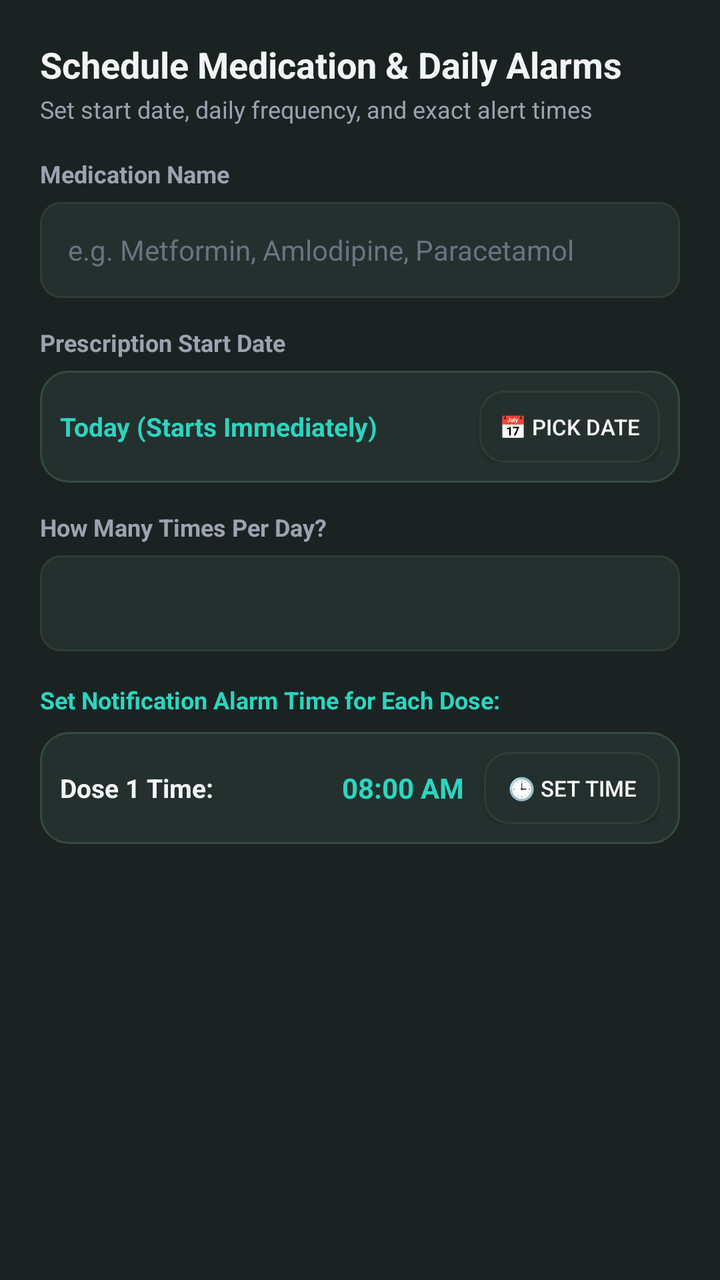
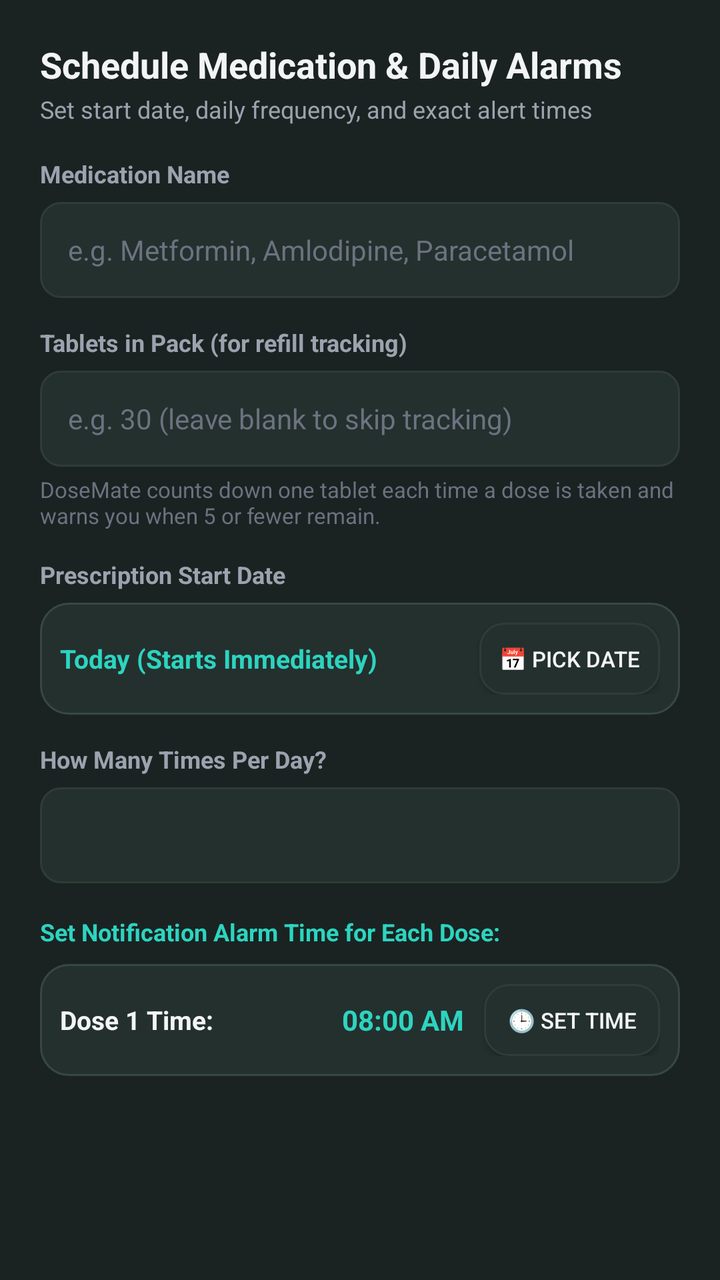

The first picture is an Android layout as it rendered before a commit; the second is the same layout after the commit. The layout source and the unified diff follow.
<!-- AndroidManifest.xml: application theme Theme.MyApplication -->
<!-- res/layout/dialog_add_medication.xml -->
<?xml version="1.0" encoding="utf-8"?>
<ScrollView xmlns:android="http://schemas.android.com/apk/res/android"
    android:layout_width="match_parent"
    android:layout_height="wrap_content"
    android:background="@color/dark_surface">

    <LinearLayout
        android:layout_width="match_parent"
        android:layout_height="wrap_content"
        android:orientation="vertical"
        android:padding="20dp">

        <TextView
            android:layout_width="wrap_content"
            android:layout_height="wrap_content"
            android:text="Schedule Medication &amp; Daily Alarms"
            android:textSize="18sp"
            android:textStyle="bold"
            android:textColor="@color/text_primary" />

        <TextView
            android:layout_width="wrap_content"
            android:layout_height="wrap_content"
            android:layout_marginTop="2dp"
            android:text="Set start date, daily frequency, and exact alert times"
            android:textSize="12sp"
            android:textColor="@color/text_secondary" />

        
        <TextView
            android:layout_width="wrap_content"
            android:layout_height="wrap_content"
            android:layout_marginTop="16dp"
            android:text="Medication Name"
            android:textSize="12sp"
            android:textStyle="bold"
            android:textColor="@color/text_secondary" />

        <EditText
            android:id="@+id/et_dialog_med_name"
            android:layout_width="match_parent"
            android:layout_height="48dp"
            android:layout_marginTop="6dp"
            android:hint="e.g. Metformin, Amlodipine, Paracetamol"
            android:paddingHorizontal="14dp"
            android:textColor="@color/text_primary"
            android:textColorHint="@color/text_muted"
            android:textSize="14sp"
            android:background="@drawable/bg_edit_text" />

        
        <TextView
            android:layout_width="wrap_content"
            android:layout_height="wrap_content"
            android:layout_marginTop="14dp"
            android:text="Prescription Start Date"
            android:textSize="12sp"
            android:textStyle="bold"
            android:textColor="@color/text_secondary" />

        <LinearLayout
            android:layout_width="match_parent"
            android:layout_height="wrap_content"
            android:layout_marginTop="6dp"
            android:gravity="center_vertical"
            android:orientation="horizontal"
            android:background="@drawable/bg_card_elevated"
            android:padding="10dp">

            <TextView
                android:id="@+id/tv_dialog_start_date_val"
                android:layout_width="0dp"
                android:layout_height="wrap_content"
                android:layout_weight="1"
                android:text="Today (Starts Immediately)"
                android:textColor="@color/teal_accent"
                android:textSize="13sp"
                android:textStyle="bold" />

            <Button
                android:id="@+id/btn_dialog_pick_start_date"
                android:layout_width="wrap_content"
                android:layout_height="36dp"
                android:background="@drawable/bg_button_secondary"
                android:paddingHorizontal="10dp"
                android:text="📅 Pick Date"
                android:textColor="@color/text_primary"
                android:textSize="11sp" />
        </LinearLayout>

        
        <TextView
            android:layout_width="wrap_content"
            android:layout_height="wrap_content"
            android:layout_marginTop="14dp"
            android:text="How Many Times Per Day?"
            android:textSize="12sp"
            android:textStyle="bold"
            android:textColor="@color/text_secondary" />

        <Spinner
            android:id="@+id/spinner_dialog_frequency"
            android:layout_width="match_parent"
            android:layout_height="48dp"
            android:layout_marginTop="6dp"
            android:paddingHorizontal="12dp"
            android:background="@drawable/bg_edit_text" />

        
        <TextView
            android:layout_width="wrap_content"
            android:layout_height="wrap_content"
            android:layout_marginTop="16dp"
            android:text="Set Notification Alarm Time for Each Dose:"
            android:textSize="12sp"
            android:textStyle="bold"
            android:textColor="@color/teal_accent" />

        
        <LinearLayout
            android:id="@+id/layout_time_row_1"
            android:layout_width="match_parent"
            android:layout_height="wrap_content"
            android:layout_marginTop="8dp"
            android:gravity="center_vertical"
            android:orientation="horizontal"
            android:background="@drawable/bg_card_elevated"
            android:padding="10dp">

            <TextView
                android:id="@+id/tv_label_dose_1"
                android:layout_width="0dp"
                android:layout_height="wrap_content"
                android:layout_weight="1"
                android:text="Dose 1 Time:"
                android:textColor="@color/text_primary"
                android:textSize="13sp"
                android:textStyle="bold" />

            <TextView
                android:id="@+id/tv_time_val_1"
                android:layout_width="wrap_content"
                android:layout_height="wrap_content"
                android:layout_marginEnd="10dp"
                android:text="08:00 AM"
                android:textColor="@color/teal_accent"
                android:textSize="14sp"
                android:textStyle="bold" />

            <Button
                android:id="@+id/btn_pick_time_1"
                android:layout_width="wrap_content"
                android:layout_height="36dp"
                android:background="@drawable/bg_button_secondary"
                android:paddingHorizontal="10dp"
                android:text="🕒 Set Time"
                android:textColor="@color/text_primary"
                android:textSize="11sp" />
        </LinearLayout>

        
        <LinearLayout
            android:id="@+id/layout_time_row_2"
            android:layout_width="match_parent"
            android:layout_height="wrap_content"
            android:layout_marginTop="8dp"
            android:gravity="center_vertical"
            android:orientation="horizontal"
            android:background="@drawable/bg_card_elevated"
            android:padding="10dp"
            android:visibility="gone">

            <TextView
                android:id="@+id/tv_label_dose_2"
                android:layout_width="0dp"
                android:layout_height="wrap_content"
                android:layout_weight="1"
                android:text="Dose 2 Time:"
                android:textColor="@color/text_primary"
                android:textSize="13sp"
                android:textStyle="bold" />

            <TextView
                android:id="@+id/tv_time_val_2"
                android:layout_width="wrap_content"
                android:layout_height="wrap_content"
                android:layout_marginEnd="10dp"
                android:text="02:00 PM"
                android:textColor="@color/teal_accent"
                android:textSize="14sp"
                android:textStyle="bold" />

            <Button
                android:id="@+id/btn_pick_time_2"
                android:layout_width="wrap_content"
                android:layout_height="36dp"
                android:background="@drawable/bg_button_secondary"
                android:paddingHorizontal="10dp"
                android:text="🕒 Set Time"
                android:textColor="@color/text_primary"
                android:textSize="11sp" />
        </LinearLayout>

        
        <LinearLayout
            android:id="@+id/layout_time_row_3"
            android:layout_width="match_parent"
            android:layout_height="wrap_content"
            android:layout_marginTop="8dp"
            android:gravity="center_vertical"
            android:orientation="horizontal"
            android:background="@drawable/bg_card_elevated"
            android:padding="10dp"
            android:visibility="gone">

            <TextView
                android:id="@+id/tv_label_dose_3"
                android:layout_width="0dp"
                android:layout_height="wrap_content"
                android:layout_weight="1"
                android:text="Dose 3 Time:"
                android:textColor="@color/text_primary"
                android:textSize="13sp"
                android:textStyle="bold" />

            <TextView
                android:id="@+id/tv_time_val_3"
                android:layout_width="wrap_content"
                android:layout_height="wrap_content"
                android:layout_marginEnd="10dp"
                android:text="08:00 PM"
                android:textColor="@color/teal_accent"
                android:textSize="14sp"
                android:textStyle="bold" />

            <Button
                android:id="@+id/btn_pick_time_3"
                android:layout_width="wrap_content"
                android:layout_height="36dp"
                android:background="@drawable/bg_button_secondary"
                android:paddingHorizontal="10dp"
                android:text="🕒 Set Time"
                android:textColor="@color/text_primary"
                android:textSize="11sp" />
        </LinearLayout>

        
        <LinearLayout
            android:id="@+id/layout_time_row_4"
            android:layout_width="match_parent"
            android:layout_height="wrap_content"
            android:layout_marginTop="8dp"
            android:gravity="center_vertical"
            android:orientation="horizontal"
            android:background="@drawable/bg_card_elevated"
            android:padding="10dp"
            android:visibility="gone">

            <TextView
                android:id="@+id/tv_label_dose_4"
                android:layout_width="0dp"
                android:layout_height="wrap_content"
                android:layout_weight="1"
                android:text="Dose 4 Time:"
                android:textColor="@color/text_primary"
                android:textSize="13sp"
                android:textStyle="bold" />

            <TextView
                android:id="@+id/tv_time_val_4"
                android:layout_width="wrap_content"
                android:layout_height="wrap_content"
                android:layout_marginEnd="10dp"
                android:text="10:00 PM"
                android:textColor="@color/teal_accent"
                android:textSize="14sp"
                android:textStyle="bold" />

            <Button
                android:id="@+id/btn_pick_time_4"
                android:layout_width="wrap_content"
                android:layout_height="36dp"
                android:background="@drawable/bg_button_secondary"
                android:paddingHorizontal="10dp"
                android:text="🕒 Set Time"
                android:textColor="@color/text_primary"
                android:textSize="11sp" />
        </LinearLayout>

    </LinearLayout>
</ScrollView>
<!-- resources referenced by this layout -->
<resources>
  <color name="dark_surface">#1A2322</color>
  <color name="teal_accent">#2DD4BF</color>
  <color name="text_muted">#6B7280</color>
  <color name="text_primary">#F3F4F6</color>
  <color name="text_secondary">#9CA3AF</color>
  <!-- drawable bg_button_secondary (drawable) -->
  <?xml version="1.0" encoding="utf-8"?>
  <ripple xmlns:android="http://schemas.android.com/apk/res/android"
      android:color="#30FFFFFF">
      <item>
          <shape android:shape="rectangle">
              <solid android:color="@color/dark_surface_variant" />
              <corners android:radius="12dp" />
              <stroke
                  android:width="1dp"
                  android:color="@color/dark_card_stroke" />
          </shape>
      </item>
  </ripple>
  <!-- drawable bg_card_elevated (drawable) -->
  <?xml version="1.0" encoding="utf-8"?>
  <shape xmlns:android="http://schemas.android.com/apk/res/android"
      android:shape="rectangle">
      <solid android:color="@color/dark_surface_variant" />
      <corners android:radius="14dp" />
      <stroke
          android:width="1dp"
          android:color="#364940" />
  </shape>
  <!-- drawable bg_edit_text (drawable) -->
  <?xml version="1.0" encoding="utf-8"?>
  <shape xmlns:android="http://schemas.android.com/apk/res/android"
      android:shape="rectangle">
      <solid android:color="@color/dark_surface_variant" />
      <corners android:radius="10dp" />
      <stroke
          android:width="1dp"
          android:color="@color/dark_card_stroke" />
  </shape>
  <style name="Theme.MyApplication" parent="android:Theme.DeviceDefault.NoActionBar" />
  <color name="dark_surface_variant">#24302E</color>
  <color name="dark_card_stroke">#2E3D35</color>
</resources>

<!-- the commit's change to res/layout/dialog_add_medication.xml (unified diff, before → after) -->
@@ -53,6 +53,38 @@
             android:layout_width="wrap_content"
             android:layout_height="wrap_content"
             android:layout_marginTop="14dp"
+            android:text="Tablets in Pack (for refill tracking)"
+            android:textSize="12sp"
+            android:textStyle="bold"
+            android:textColor="@color/text_secondary" />
+
+        <EditText
+            android:id="@+id/et_dialog_pack_size"
+            android:layout_width="match_parent"
+            android:layout_height="48dp"
+            android:layout_marginTop="6dp"
+            android:hint="e.g. 30 (leave blank to skip tracking)"
+            android:inputType="number"
+            android:maxLength="4"
+            android:paddingHorizontal="14dp"
+            android:textColor="@color/text_primary"
+            android:textColorHint="@color/text_muted"
+            android:textSize="14sp"
+            android:background="@drawable/bg_edit_text" />
+
+        <TextView
+            android:layout_width="wrap_content"
+            android:layout_height="wrap_content"
+            android:layout_marginTop="4dp"
+            android:text="DoseMate counts down one tablet each time a dose is taken and warns you when 5 or fewer remain."
+            android:textSize="11sp"
+            android:textColor="@color/text_muted" />
+
+        
+        <TextView
+            android:layout_width="wrap_content"
+            android:layout_height="wrap_content"
+            android:layout_marginTop="14dp"
             android:text="Prescription Start Date"
             android:textSize="12sp"
             android:textStyle="bold"
